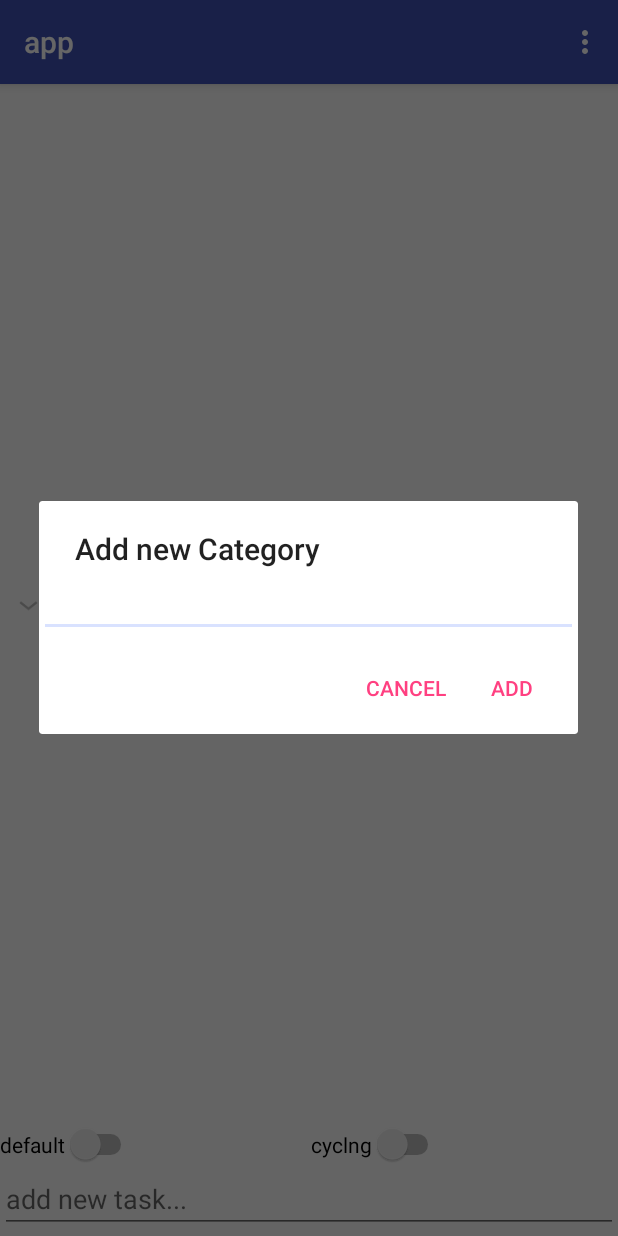
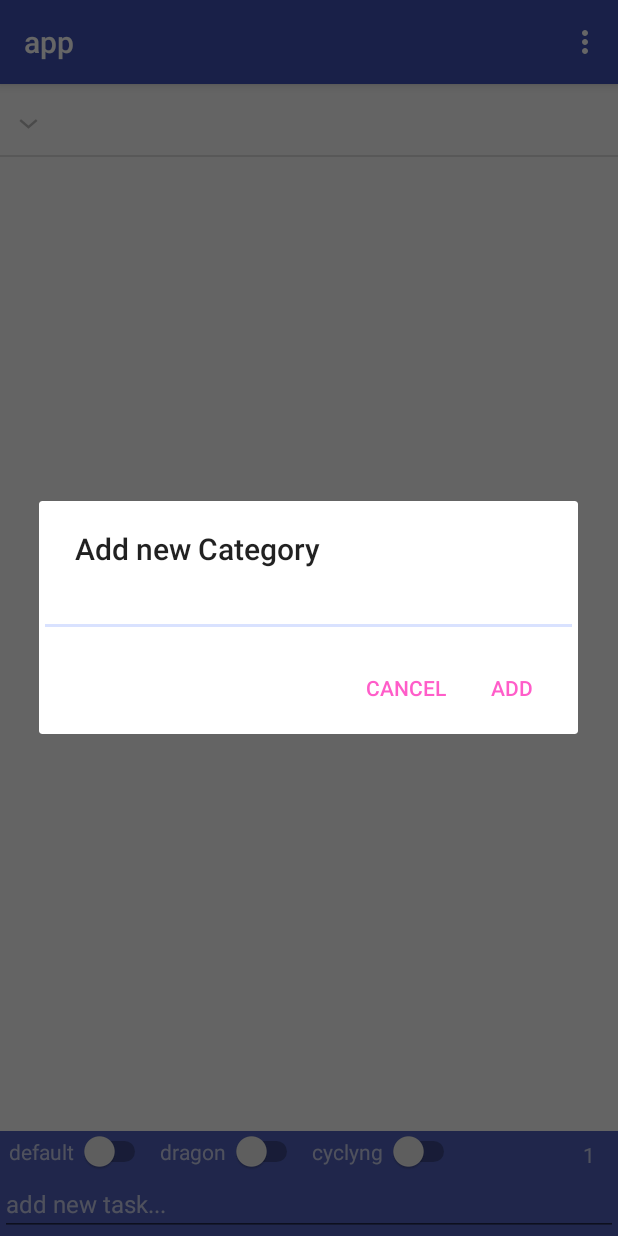
Before and after one commit to newbm2013/todo, an Android app: the CategoryActivity screen opened directly, with no data from a screen before it, in the options menu, after a tap on "add category", on a phone screen of 412 x 824 dp. Run offline under Robolectric (Android 15) with nearby library versions, the phone set to English and light mode, and no system bars; our stand-ins replace RxJava; libraries missing offline, so code that uses them is left out: io.realm; 8 statements that could not run were skipped.

Commit message:
delete and edit category

```diff
--- a/app/src/main/java/com/shumidub/todoapprealm/ui/CategoryUI/DialogAddCategoty.java
+++ b/app/src/main/java/com/shumidub/todoapprealm/ui/CategoryUI/DialogAddCategoty.java
@@ -19,21 +19,56 @@ import io.reactivex.annotations.NonNull;
 
 public class DialogAddCategoty extends android.support.v4.app.DialogFragment{
 
+    public static String NAME_CATEGORY = "nameCategory";
+    public static String MODE_CATEGORY = "ModeCategory";
+
+    public static String ADD_CATEGORY = "Add new Category";
+    public static String EDIT_CATEGORY = "Edit Category";
+    public static String DELETE_CATEGORY = "Delete Category";
+
+    public static DialogAddCategoty newInstance(String nameCategory, String mode){
+        DialogAddCategoty dialogAddCategoty = new DialogAddCategoty();
+        Bundle arg = new Bundle();
+        arg.putString(NAME_CATEGORY, nameCategory);
+        arg.putString(MODE_CATEGORY, mode);
+        dialogAddCategoty.setArguments(arg);
+        return dialogAddCategoty;
+
+    }
+
     @NonNull
     @Override
     public Dialog onCreateDialog(Bundle savedInstanceState) {
+
+
+        String nameCategory;
+        String title;
+        String textButton = "Add";
+
+        if(getArguments()!=null){
+            nameCategory = getArguments().getString(NAME_CATEGORY);
+            title = getArguments().getString(MODE_CATEGORY);
+            textButton = title == EDIT_CATEGORY ? "Done" : "Delete";
+        }else title = ADD_CATEGORY;
+
+
+
         AlertDialog.Builder builder = new AlertDialog.Builder(getActivity());
-        builder.setTitle("Add new Category")
+        builder.setTitle(title)
                 .setView(R.layout.add_category_layout)
 //              .setIcon(R.drawable.ic_launcher_cat)
-                .setPositiveButton("Add", new DialogInterface.OnClickListener() {
+                .setPositiveButton(textButton, new DialogInterface.OnClickListener() {
                     @Override
                     public void onClick(DialogInterface dialog, int i) {
                         EditText etName = getDialog().findViewById(R.id.name);
                         if (!etName.getText().toString().isEmpty()) {
                             String text = etName.getText().toString();
-                            CategoriesRealmController.addCategory(text);
-                            Toast.makeText(getContext(), "new category added", Toast.LENGTH_SHORT).show();
+
+                            if(title == ADD_CATEGORY)CategoriesRealmController.addCategory(text);
+                            else if (title == EDIT_CATEGORY) CategoriesRealmController.editCategory(nameCategory);
+                            else if (title == DELETE_CATEGORY) CategoriesRealmController.deleteCategory(nameCategory);
+
+                            Toast.makeText(getContext(), "done", Toast.LENGTH_SHORT).show();
                         }else {Toast.makeText(getContext(), "can't be empty", Toast.LENGTH_SHORT).show();}
                     }
                 })
--- a/app/src/main/res/layout/activity_category.xml
+++ b/app/src/main/res/layout/activity_category.xml
@@ -10,39 +10,96 @@
     <ExpandableListView
         android:id="@+id/expandedable_list_view"
         android:layout_width="match_parent"
+        android:layout_height="0dp"
+        android:layout_marginTop="4dp"
+        app:layout_constraintBottom_toTopOf="@+id/ll_bottom"
+        app:layout_constraintHorizontal_bias="0.0"
+        app:layout_constraintLeft_toLeftOf="parent"
+        app:layout_constraintRight_toRightOf="parent"
+        app:layout_constraintTop_toTopOf="parent"
+        app:layout_constraintVertical_bias="1.0"
+        tools:listitem="@tools:sample/last_names">
+        ></ExpandableListView>
+
+    <LinearLayout
+        android:id="@+id/ll_bottom"
+        android:layout_width="match_parent"
         android:layout_height="wrap_content"
-        android:layout_marginBottom="4dp"
-        android:layout_marginTop="4dp"
-        app:layout_constraintBottom_toTopOf="@+id/switch_cycling"
-        app:layout_constraintTop_toTopOf="parent">
-        ></ExpandableListView>
+        app:layout_constraintBottom_toBottomOf="parent"
+        android:orientation="vertical"
+        android:background="@color/colorPrimaryLigth">
+
+
+        <LinearLayout
+            android:layout_width="match_parent"
+            android:layout_height="wrap_content"
+            android:orientation="horizontal">
+
+           <LinearLayout
+               android:layout_width="wrap_content"
+               android:layout_height="wrap_content"
+               android:orientation="horizontal"
+               android:layout_weight="10">
 
                <Switch
                    android:id="@+id/switch_default"
                    android:layout_width="wrap_content"
                    android:layout_height="wrap_content"
-        android:text="default"
+                   android:layout_marginLeft="6dp"
+                   android:text="default "
+                   android:textColor="@color/colorWhite"
+                   app:layout_constraintBottom_toTopOf="@id/et"/>
+
+               <Switch
+                   android:id="@+id/switch_dragon"
+                   android:layout_width="wrap_content"
+                   android:layout_height="wrap_content"
+                   android:layout_marginLeft="6dp"
+                   android:text="dragon "
+                   android:textColor="@color/colorWhite"
                    app:layout_constraintBottom_toTopOf="@id/et"/>
 
                <Switch
                    android:id="@+id/switch_cycling"
                    android:layout_width="wrap_content"
                    android:layout_height="wrap_content"
-        android:text="cyclng"
+                   android:text="cyclyng "
+                   android:layout_marginLeft="6dp"
+                   android:textColor="@color/colorWhite"
                    app:layout_constraintEnd_toEndOf="parent"
                    app:layout_constraintStart_toEndOf="@id/switch_default"
                    app:layout_constraintBottom_toBottomOf="@id/switch_default"
                    />
+
+           </LinearLayout>
+
+            <TextView
+                android:id="@+id/task_value"
+                android:layout_marginTop="6dp"
+                android:inputType="number"
+                android:layout_marginRight="8dp"
+                android:layout_weight="1"
+                android:text="1"
+                android:textColor="@color/colorWhite"
+                android:layout_width="wrap_content"
+                android:layout_height="wrap_content"
+                android:paddingLeft="12dp"/>
+
+        </LinearLayout>
 
 
         <EditText
             android:id="@+id/et"
             android:layout_width="match_parent"
             android:layout_height="wrap_content"
-        android:layout_marginBottom="2dp"
+            android:textColor="@color/colorWhite"
+            android:textColorHint="@color/colorWhite"
+            android:textSize="16dp"
+            android:maxHeight="120dp"
             android:hint="add new task..."
-        app:layout_constraintBottom_toBottomOf="parent"
             />
+
+    </LinearLayout>
 
     <TextView
         android:id="@+id/tv_empty"
--- a/app/src/main/res/layout/group_expandable_list.xml
+++ b/app/src/main/res/layout/group_expandable_list.xml
@@ -21,5 +21,6 @@
     android:paddingStart="?android:attr/expandableListPreferredItemPaddingLeft"
     android:textAppearance="?android:attr/textAppearanceListItem"
     android:gravity="center_vertical"
+    android:padding="8dp"
     android:textSize="20dp"
     />
--- a/app/src/main/res/values/colors.xml
+++ b/app/src/main/res/values/colors.xml
@@ -1,7 +1,9 @@
 <?xml version="1.0" encoding="utf-8"?>
 <resources>
     <color name="colorPrimary">#3F51B5</color>
+    <color name="colorPrimaryLigth">#e73f51b5</color>
     <color name="colorPrimaryDark">#303F9F</color>
-    <color name="colorAccent">#FF4081</color>
+    <color name="colorAccent">#daff41c0</color>
     <color name="colorGray">#ae817d7f</color>
+    <color name="colorWhite">#aeffffff</color>
 </resources>
```
Also changed, not shown: app/src/main/java/com/shumidub/todoapprealm/realmcontrollers/CategoriesRealmController.java (+30 -0 lines), app/src/main/java/com/shumidub/todoapprealm/ui/CategoryUI/CategoryActivity.java (+45 -2 lines). Lines whose indentation alone changed are shown as unchanged.
